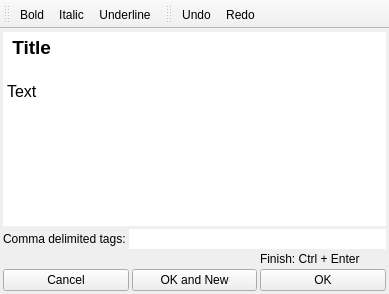
The window that src/createnoteform.ui (graninas/WhiteLightNotes) describes before a commit, drawn with Qt 5.
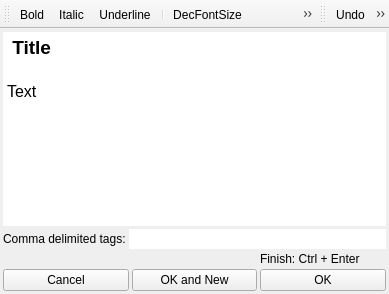
The same window after the commit. Icons and pictures are not drawn.

The edit to the form file:
```diff
--- a/src/createnoteform.ui
+++ b/src/createnoteform.ui
@@ -118,12 +118,6 @@
    </layout>
   </widget>
   <widget class="QToolBar" name="toolBar">
-   <property name="minimumSize">
-    <size>
-     <width>0</width>
-     <height>0</height>
-    </size>
-   </property>
    <property name="windowTitle">
     <string>toolBar</string>
    </property>
@@ -136,26 +130,12 @@
    <addaction name="actionBold"/>
    <addaction name="actionItalic"/>
    <addaction name="actionUnderline"/>
+   <addaction name="separator"/>
+   <addaction name="actionDecFontSize"/>
+   <addaction name="actionIncFontSize"/>
+   <addaction name="separator"/>
   </widget>
   <widget class="QToolBar" name="toolBar_2">
-   <property name="sizePolicy">
-    <sizepolicy hsizetype="Fixed" vsizetype="Fixed">
-     <horstretch>0</horstretch>
-     <verstretch>0</verstretch>
-    </sizepolicy>
-   </property>
-   <property name="minimumSize">
-    <size>
-     <width>0</width>
-     <height>0</height>
-    </size>
-   </property>
-   <property name="maximumSize">
-    <size>
-     <width>16777215</width>
-     <height>16777215</height>
-    </size>
-   </property>
    <property name="windowTitle">
     <string>toolBar_2</string>
    </property>
@@ -228,6 +208,24 @@
     <string>Ctrl+Y</string>
    </property>
   </action>
+  <action name="actionIncFontSize">
+   <property name="icon">
+    <iconset resource="icons.qrc">
+     <normaloff>:/icons/resources/edit-size-up.png</normaloff>:/icons/resources/edit-size-up.png</iconset>
+   </property>
+   <property name="text">
+    <string>IncFontSize</string>
+   </property>
+  </action>
+  <action name="actionDecFontSize">
+   <property name="icon">
+    <iconset resource="icons.qrc">
+     <normaloff>:/icons/resources/edit-size-down.png</normaloff>:/icons/resources/edit-size-down.png</iconset>
+   </property>
+   <property name="text">
+    <string>DecFontSize</string>
+   </property>
+  </action>
  </widget>
  <resources>
   <include location="icons.qrc"/>
```
Left out of the diff: 42 changed lines with no effect on the pictures.
